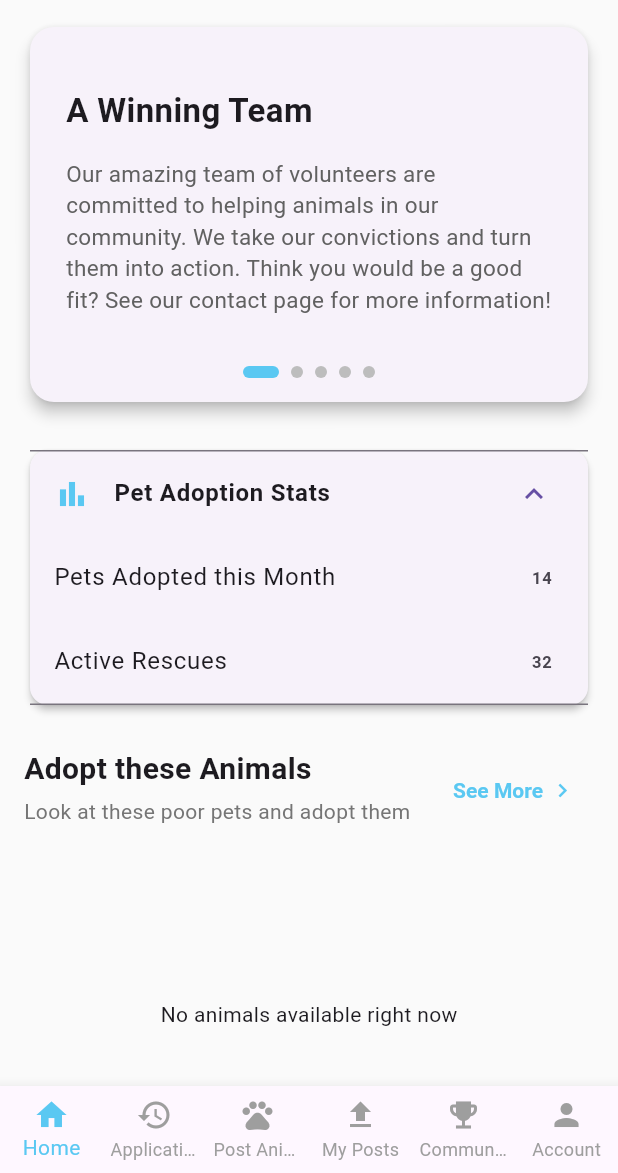
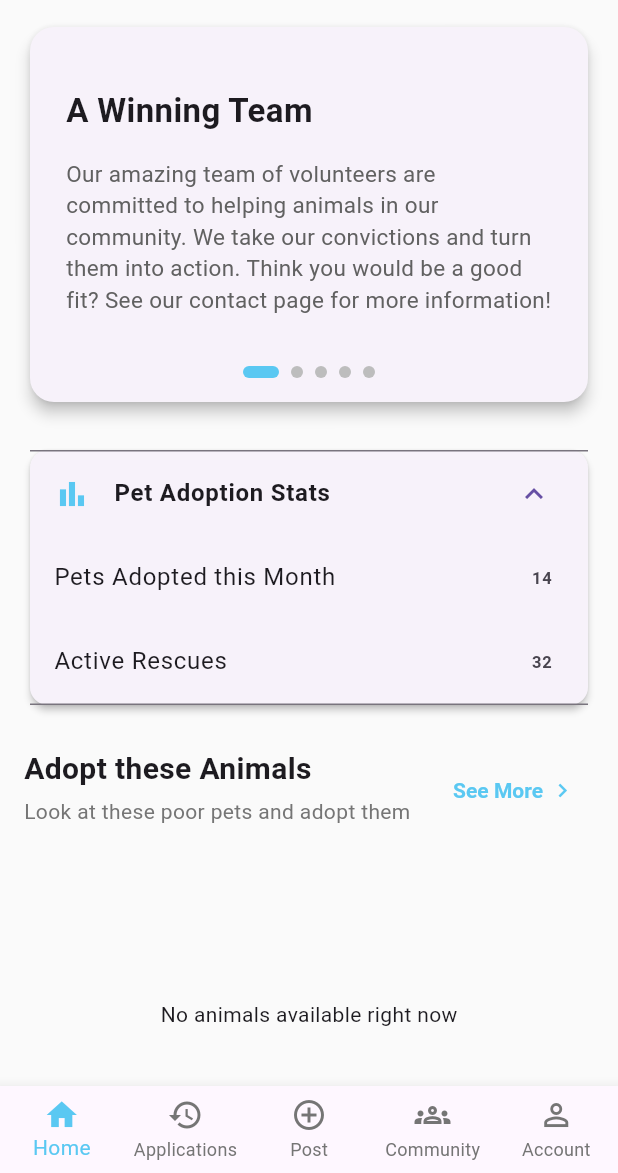
Before and after one commit to ohmschrodinger/PawsCare, a Flutter app: the MainNavigationScreen screen opened by its route, after a tap on "Pet Adoption Stats", on a phone screen of 412 x 824 dp, the part 63-1236 px from its top. Run offline on Flutter 3.47's test engine with Material 3 defaults, Android fonts, the phone set to English and light mode, and no system bars; our stand-ins replace cached_network_image, cloud_firestore, firebase_auth, firebase_core, firebase_storage, google_sign_in and 2 more; accounts and stored records are empty.

Commit message:
if something goes wrong this was the last working commit

```diff
--- a/lib/main_navigation_screen.dart
+++ b/lib/main_navigation_screen.dart
@@ -2,7 +2,6 @@ import 'package:flutter/material.dart';
 import 'package:pawscare/screens/home_wrapper.dart';
 import 'package:pawscare/screens/my_applications_screen.dart';
 import 'package:pawscare/screens/post_animal_screen.dart';
-import 'package:pawscare/screens/my_posted_animals_screen.dart';
 import 'package:pawscare/screens/profile_screen.dart';
 import 'package:pawscare/screens/community_feed_screen.dart';
 
@@ -16,13 +15,14 @@ class MainNavigationScreen extends StatefulWidget {
 class _MainNavigationScreenState extends State<MainNavigationScreen> {
   int _selectedIndex = 0;
 
+  // Re-ordered for a more logical flow and removed MyPostedAnimalsScreen.
+  // The "My Posts" feature is now accessible from the user's profile screen.
   final List<Widget> _screens = [
-    HomeWrapper(),
-    MyApplicationsScreen(),
-    PostAnimalScreen(),
-    MyPostedAnimalsScreen(),
-    CommunityFeedScreen(),
-    ProfileScreen(),
+    const HomeWrapper(),
+    const MyApplicationsScreen(),
+    const PostAnimalScreen(),
+    const CommunityFeedScreen(),
+    const ProfileScreen(),
   ];
 
   void _onItemTapped(int index) {
@@ -34,27 +34,49 @@ class _MainNavigationScreenState extends State<MainNavigationScreen> {
   @override
   Widget build(BuildContext context) {
     return Scaffold(
-      body: _screens[_selectedIndex],
+      body: IndexedStack(
+        index: _selectedIndex,
+        children: _screens,
+      ),
       bottomNavigationBar: BottomNavigationBar(
         items: const <BottomNavigationBarItem>[
-          BottomNavigationBarItem(icon: Icon(Icons.home), label: 'Home'),
+          // Home
           BottomNavigationBarItem(
-            icon: Icon(Icons.history),
+            icon: Icon(Icons.home_outlined),
+            activeIcon: Icon(Icons.home),
+            label: 'Home',
+          ),
+                    // Applications
+          BottomNavigationBarItem(
+            icon: Icon(Icons.history_outlined),
+            activeIcon: Icon(Icons.history),
             label: 'Applications',
           ),
-          BottomNavigationBarItem(icon: Icon(Icons.pets), label: 'Post Animal'),
-          BottomNavigationBarItem(icon: Icon(Icons.upload), label: 'My Posts'),
+                    // Post Animal
           BottomNavigationBarItem(
-            icon: Icon(Icons.emoji_events),
+            icon: Icon(Icons.add_circle_outline),
+            activeIcon: Icon(Icons.add_circle),
+            label: 'Post',
+          ),
+          // Community (with an improved icon)
+          BottomNavigationBarItem(
+            icon: Icon(Icons.groups_outlined),
+            activeIcon: Icon(Icons.groups),
             label: 'Community',
           ),
-          BottomNavigationBarItem(icon: Icon(Icons.person), label: 'Account'),
+          // Account
+          BottomNavigationBarItem(
+            icon: Icon(Icons.person_outline),
+            activeIcon: Icon(Icons.person),
+            label: 'Account',
+          ),
         ],
         currentIndex: _selectedIndex,
         selectedItemColor: const Color(0xFF5AC8F2),
-        unselectedItemColor: Colors.grey,
+        unselectedItemColor: Colors.grey.shade600,
         onTap: _onItemTapped,
-        type: BottomNavigationBarType.fixed,
+        type: BottomNavigationBarType.fixed, // Ensures all labels are visible
+        showUnselectedLabels: true,
       ),
     );
   }
--- a/lib/screens/community_feed_screen.dart
+++ b/lib/screens/community_feed_screen.dart
@@ -37,29 +37,40 @@ class _CommunityFeedScreenState extends State<CommunityFeedScreen> {
 
   @override
   Widget build(BuildContext context) {
+    // Get theme data to ensure UI consistency
+    final theme = Theme.of(context);
+    final isDarkMode = theme.brightness == Brightness.dark;
+    final appBarColor = isDarkMode ? theme.scaffoldBackgroundColor : Colors.grey.shade50;
+    final appBarTextColor = theme.textTheme.titleLarge?.color;
+
     return GestureDetector(
-      onTap: () => FocusScope.of(context).unfocus(), // dismiss keyboard
+      onTap: () => FocusScope.of(context).unfocus(), // Dismiss keyboard
       child: Scaffold(
-        backgroundColor: Colors.grey[100],
+        // Use theme's background color for consistency
         resizeToAvoidBottomInset: true,
         appBar: AppBar(
-          title: const Text('Community Feed'),
-          centerTitle: true,
-          backgroundColor: const Color(0xFF5AC8F2),
-          foregroundColor: Colors.white,
-          elevation: 1,
+          title: Text(
+            'Community Feed',
+            style: TextStyle(
+              color: appBarTextColor,
+              fontWeight: FontWeight.bold,
+            ),
+          ),
+          // Align AppBar with other screens
+          centerTitle: false,
+          backgroundColor: appBarColor,
+          elevation: 0,
         ),
         body: Column(
           children: [
-            /// ✅ Wrap PostComposer so it only takes the height it needs
             Padding(
               padding: const EdgeInsets.all(8.0),
               child: PostComposer(),
             ),
 
-            /// Filter chips row
+            // Filter chips row
             Container(
-              color: Colors.white,
+              color: theme.cardColor, // Use cardColor for better theme adaptability
               padding: const EdgeInsets.symmetric(vertical: 8.0, horizontal: 4.0),
               child: SingleChildScrollView(
                 scrollDirection: Axis.horizontal,
@@ -74,8 +85,9 @@ class _CommunityFeedScreenState extends State<CommunityFeedScreen> {
                         onSelected: (bool s) {
                           if (s) setState(() => _selectedFilter = filter);
                         },
-                        selectedColor: const Color(0xFF5AC8F2).withOpacity(0.2),
-                        checkmarkColor: const Color(0xFF5AC8F2),
+                        // Use theme colors for chips
+                        selectedColor: theme.primaryColor.withOpacity(0.2),
+                        checkmarkColor: theme.primaryColor,
                       ),
                     );
                   }).toList(),
@@ -83,7 +95,7 @@ class _CommunityFeedScreenState extends State<CommunityFeedScreen> {
               ),
             ),
 
-            /// ✅ Expanded ensures the posts list takes all remaining space
+            // Post list
             Expanded(
               child: StreamBuilder<QuerySnapshot<Map<String, dynamic>>>(
                 stream: _getPostsStream(),
```
Also changed, not shown: lib/screens/edit_profile_screen.dart (added, +150 -0 lines), lib/screens/profile_screen.dart (+10 -17 lines), lib/screens/settings_screen.dart (added, +248 -0 lines).
